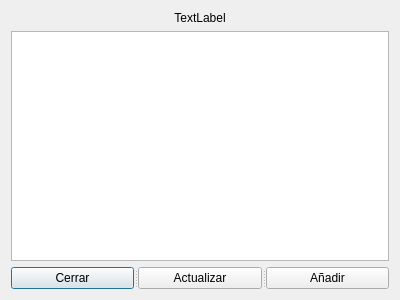
This is stock.ui in Ladis72/tienda as Qt 5 draws it before an edit. The edited form follows.
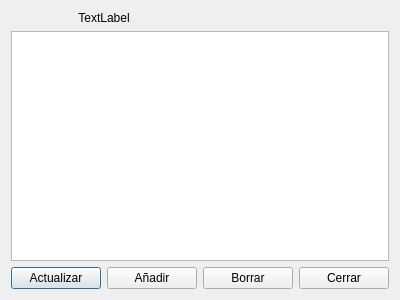
This is the edited form.

```diff
--- a/stock.ui
+++ b/stock.ui
@@ -13,8 +13,8 @@
   <property name="windowTitle">
    <string>Dialog</string>
   </property>
-  <layout class="QVBoxLayout" name="verticalLayout">
-   <item>
+  <layout class="QGridLayout" name="gridLayout">
+   <item row="0" column="0">
     <widget class="QLabel" name="label">
      <property name="text">
       <string>TextLabel</string>
@@ -24,30 +24,40 @@
      </property>
     </widget>
    </item>
-   <item>
+   <item row="1" column="0" colspan="2">
     <widget class="QTableView" name="tableView"/>
    </item>
+   <item row="2" column="0" colspan="2">
+    <layout class="QHBoxLayout" name="horizontalLayout">
    <item>
-    <widget class="QSplitter" name="splitter">
-     <property name="orientation">
-      <enum>Qt::Horizontal</enum>
-     </property>
-     <widget class="QPushButton" name="pushButtonCerrar">
-      <property name="text">
-       <string>Cerrar</string>
-      </property>
-     </widget>
      <widget class="QPushButton" name="pushButtonActualizar">
       <property name="text">
        <string>Actualizar</string>
       </property>
      </widget>
+     </item>
+     <item>
      <widget class="QPushButton" name="pushButton">
       <property name="text">
        <string>Añadir</string>
       </property>
      </widget>
-    </widget>
+     </item>
+     <item>
+      <widget class="QPushButton" name="pushButtonBorrar">
+       <property name="text">
+        <string>Borrar</string>
+       </property>
+      </widget>
+     </item>
+     <item>
+      <widget class="QPushButton" name="pushButtonCerrar">
+       <property name="text">
+        <string>Cerrar</string>
+       </property>
+      </widget>
+     </item>
+    </layout>
    </item>
   </layout>
  </widget>
```
Lines whose indentation alone changed are shown as unchanged.
